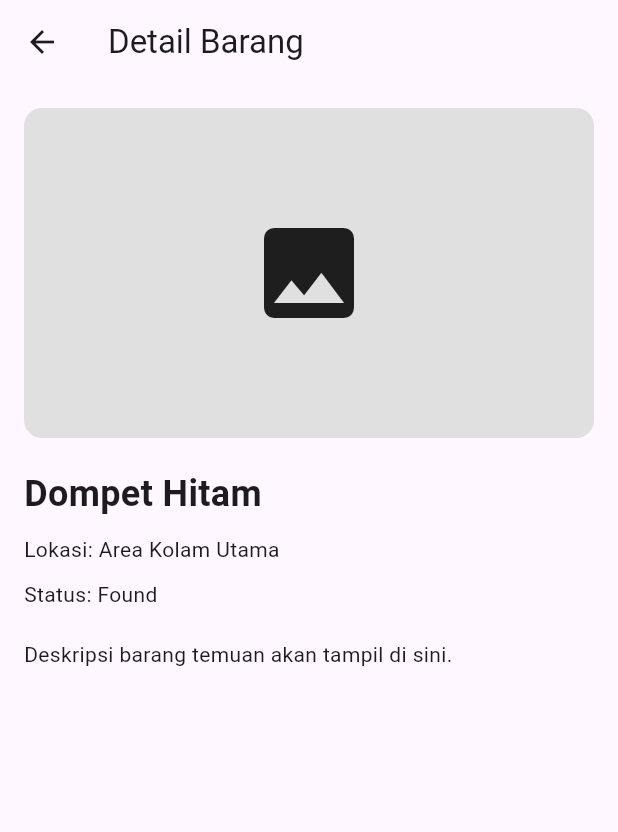
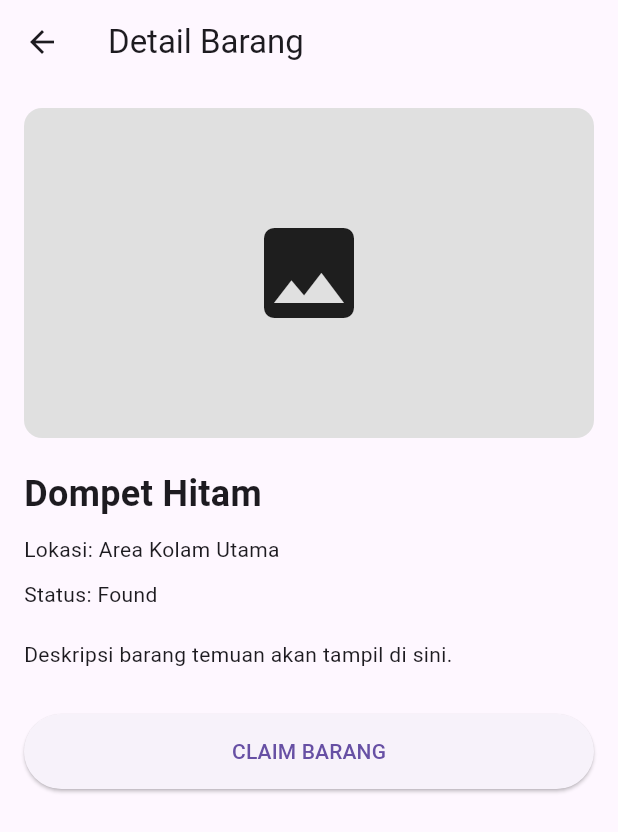
Before and after one commit to rapipp24/lostfound-dragonwaterpark, a Flutter app: the ReportDetailScreen screen opened directly, on a phone screen of 412 x 824 dp. Shown: the top 832 px of the screen. Run offline on Flutter 3.47's test engine with Material 3 defaults, Android fonts, the phone set to English and light mode, and no system bars.

Commit message:
feat(mobile): connect detail and claim history screens

```diff
--- a/mobile/lib/screens/claim_history_screen.dart
+++ b/mobile/lib/screens/claim_history_screen.dart
@@ -1,64 +1,30 @@
 import 'package:flutter/material.dart';
 
-class ReportDetailScreen extends StatelessWidget {
-  const ReportDetailScreen({super.key});
+class ClaimHistoryScreen extends StatelessWidget {
+  const ClaimHistoryScreen({super.key});
 
   @override
   Widget build(BuildContext context) {
     return Scaffold(
       appBar: AppBar(
-        title: const Text("Detail Barang"),
+        title: const Text("Riwayat Claim"),
       ),
-      body: Padding(
+      body: ListView(
         padding: const EdgeInsets.all(16),
-        child: Column(
-          crossAxisAlignment:
-              CrossAxisAlignment.start,
-          children: [
-
-            Container(
-              height: 220,
-              width: double.infinity,
-              decoration: BoxDecoration(
-                color: Colors.grey.shade300,
-                borderRadius:
-                    BorderRadius.circular(12),
-              ),
-              child: const Icon(
-                Icons.image,
-                size: 80,
-              ),
+        children: const [
+          Card(
+            child: ListTile(
+              title: Text("Dompet Hitam"),
+              subtitle: Text("Pending"),
             ),
-
-            const SizedBox(height: 20),
-
-            const Text(
-              "Dompet Hitam",
-              style: TextStyle(
-                fontSize: 24,
-                fontWeight: FontWeight.bold,
-              ),
+          ),
+          Card(
+            child: ListTile(
+              title: Text("iPhone 13"),
+              subtitle: Text("Approved"),
             ),
-
-            const SizedBox(height: 10),
-
-            const Text(
-              "Lokasi: Area Kolam Utama",
-            ),
-
-            const SizedBox(height: 10),
-
-            const Text(
-              "Status: Found",
-            ),
-
-            const SizedBox(height: 20),
-
-            const Text(
-              "Deskripsi barang temuan akan tampil di sini.",
-            ),
-          ],
-        ),
+          ),
+        ],
       ),
     );
   }
--- a/mobile/lib/screens/report_detail_screen.dart
+++ b/mobile/lib/screens/report_detail_screen.dart
@@ -1,4 +1,5 @@
 import 'package:flutter/material.dart';
+import 'claim_history_screen.dart';
 
 class ReportDetailScreen extends StatelessWidget {
   const ReportDetailScreen({super.key});
@@ -12,17 +13,14 @@ class ReportDetailScreen extends StatelessWidget {
       body: Padding(
         padding: const EdgeInsets.all(16),
         child: Column(
-          crossAxisAlignment:
-              CrossAxisAlignment.start,
+          crossAxisAlignment: CrossAxisAlignment.start,
           children: [
-
             Container(
               height: 220,
               width: double.infinity,
               decoration: BoxDecoration(
                 color: Colors.grey.shade300,
-                borderRadius:
-                    BorderRadius.circular(12),
+                borderRadius: BorderRadius.circular(12),
               ),
               child: const Icon(
                 Icons.image,
@@ -57,6 +55,27 @@ class ReportDetailScreen extends StatelessWidget {
             const Text(
               "Deskripsi barang temuan akan tampil di sini.",
             ),
+
+            const SizedBox(height: 30),
+
+            SizedBox(
+              width: double.infinity,
+              height: 50,
+              child: ElevatedButton(
+                onPressed: () {
+                  Navigator.push(
+                    context,
+                    MaterialPageRoute(
+                      builder: (_) =>
+                          const ClaimHistoryScreen(),
+                    ),
+                  );
+                },
+                child: const Text(
+                  "CLAIM BARANG",
+                ),
+              ),
+            ),
           ],
         ),
       ),
```
